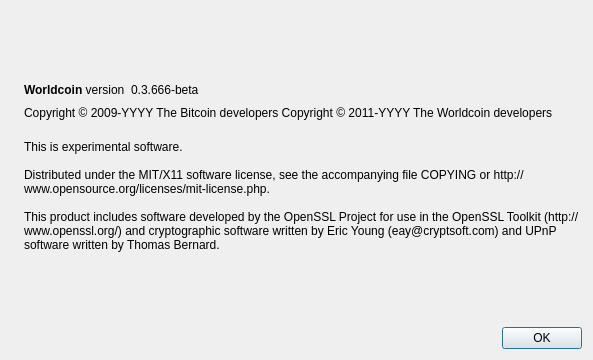
Above: src/qt/forms/aboutdialog.ui from WorldcoinGlobal/WorldcoinLegacy before the change. Below: the same form after it.
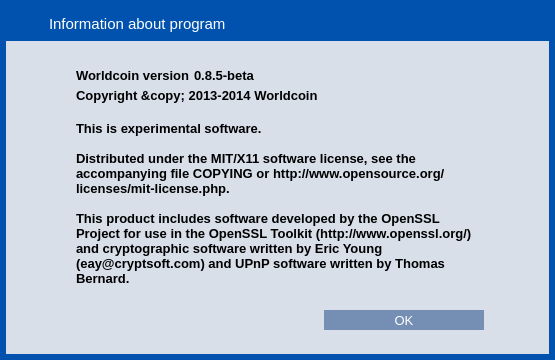
That is the form after the change. Icons and pictures are not drawn.

Diff of the .ui file:
```diff
--- a/src/qt/forms/aboutdialog.ui
+++ b/src/qt/forms/aboutdialog.ui
@@ -6,38 +6,220 @@
    <rect>
     <x>0</x>
     <y>0</y>
-    <width>593</width>
+    <width>555</width>
     <height>360</height>
    </rect>
   </property>
+  <property name="minimumSize">
+   <size>
+    <width>555</width>
+    <height>360</height>
+   </size>
+  </property>
+  <property name="maximumSize">
+   <size>
+    <width>555</width>
+    <height>372</height>
+   </size>
+  </property>
   <property name="windowTitle">
    <string>About Worldcoin</string>
   </property>
-  <layout class="QHBoxLayout" name="horizontalLayout_2">
+  <property name="styleSheet">
+   <string notr="true">QLabel {
+	color: #000000;
+}
+
+QDialog {
+	background-color: rgb(0, 82, 174);
+}
+
+</string>
+  </property>
+  <layout class="QVBoxLayout" name="verticalLayout_2">
+   <property name="spacing">
+    <number>0</number>
+   </property>
+   <property name="margin">
+    <number>6</number>
+   </property>
    <item>
-    <widget class="QLabel" name="label_4">
+    <widget class="QFrame" name="frame">
+     <property name="styleSheet">
+      <string notr="true">#frame {
+	background-color: #D8DFE9;
+    border-style:none;
+}</string>
+     </property>
+     <property name="frameShape">
+      <enum>QFrame::StyledPanel</enum>
+     </property>
+     <property name="frameShadow">
+      <enum>QFrame::Raised</enum>
+     </property>
+     <layout class="QVBoxLayout" name="verticalLayout">
+      <property name="spacing">
+       <number>0</number>
+      </property>
+      <property name="margin">
+       <number>0</number>
+      </property>
+      <item>
+       <widget class="QWidget" name="wCaption" native="true">
+        <property name="minimumSize">
+         <size>
+          <width>0</width>
+          <height>35</height>
+         </size>
+        </property>
+        <property name="maximumSize">
+         <size>
+          <width>16777215</width>
+          <height>35</height>
+         </size>
+        </property>
+        <property name="styleSheet">
+         <string notr="true">#wCaption {
+	background-color:  rgb(0, 82, 174);
+}</string>
+        </property>
+        <property name="is_header" stdset="0">
+         <bool>true</bool>
+        </property>
+        <layout class="QHBoxLayout" name="horizontalLayout_19">
+         <property name="margin">
+          <number>0</number>
+         </property>
+         <item>
+          <spacer name="horizontalSpacer_26">
+           <property name="orientation">
+            <enum>Qt::Horizontal</enum>
+           </property>
+           <property name="sizeType">
+            <enum>QSizePolicy::Fixed</enum>
+           </property>
+           <property name="sizeHint" stdset="0">
+            <size>
+             <width>7</width>
+             <height>20</height>
+            </size>
+           </property>
+          </spacer>
+         </item>
+         <item>
+          <widget class="QLabel" name="lbTitleIcon">
      <property name="sizePolicy">
-      <sizepolicy hsizetype="Preferred" vsizetype="Ignored">
+            <sizepolicy hsizetype="Preferred" vsizetype="Preferred">
        <horstretch>0</horstretch>
        <verstretch>0</verstretch>
       </sizepolicy>
      </property>
+           <property name="minimumSize">
+            <size>
+             <width>30</width>
+             <height>30</height>
+            </size>
+           </property>
+           <property name="maximumSize">
+            <size>
+             <width>30</width>
+             <height>30</height>
+            </size>
+           </property>
+           <property name="text">
+            <string/>
+           </property>
      <property name="pixmap">
       <pixmap resource="../bitcoin.qrc">:/images/about</pixmap>
      </property>
     </widget>
    </item>
    <item>
-    <layout class="QVBoxLayout" name="verticalLayout_2">
+          <widget class="QLabel" name="lbTitle">
+           <property name="font">
+            <font>
+             <pointsize>11</pointsize>
+             <stylestrategy>PreferAntialias</stylestrategy>
+            </font>
+           </property>
+           <property name="styleSheet">
+            <string notr="true">QLabel {
+	color: #FFFFFF;
+}</string>
+           </property>
+           <property name="text">
+            <string>Information about program</string>
+           </property>
+          </widget>
+         </item>
      <item>
-      <spacer name="verticalSpacer_2">
+          <widget class="QPushButton" name="bClose">
+           <property name="minimumSize">
+            <size>
+             <width>30</width>
+             <height>30</height>
+            </size>
+           </property>
+           <property name="maximumSize">
+            <size>
+             <width>30</width>
+             <height>30</height>
+            </size>
+           </property>
+           <property name="styleSheet">
+            <string notr="true">QPushButton {	
+	image: url(:/res/close_normal.png);
+	border: 0px solid gray;
+}
+QPushButton:pressed:flat {
+	image: url(:/res/close_normal.png);
+}
+
+QPushButton:hover {
+	image: url(:/res/close_hover.png);
+}</string>
+           </property>
+           <property name="text">
+            <string notr="true"/>
+           </property>
+           <property name="flat">
+            <bool>true</bool>
+           </property>
+          </widget>
+         </item>
+        </layout>
+       </widget>
+      </item>
+      <item>
+       <spacer name="verticalSpacer">
        <property name="orientation">
         <enum>Qt::Vertical</enum>
        </property>
+        <property name="sizeType">
+         <enum>QSizePolicy::Fixed</enum>
+        </property>
        <property name="sizeHint" stdset="0">
         <size>
          <width>20</width>
-         <height>40</height>
+          <height>25</height>
+         </size>
+        </property>
+       </spacer>
+      </item>
+      <item>
+       <layout class="QHBoxLayout" name="horizontalLayout_2">
+        <item>
+         <spacer name="horizontalSpacer5">
+          <property name="orientation">
+           <enum>Qt::Horizontal</enum>
+          </property>
+          <property name="sizeType">
+           <enum>QSizePolicy::Fixed</enum>
+          </property>
+          <property name="sizeHint" stdset="0">
+           <size>
+            <width>70</width>
+            <height>20</height>
         </size>
        </property>
       </spacer>
@@ -46,6 +228,13 @@
       <layout class="QHBoxLayout" name="horizontalLayout">
        <item>
         <widget class="QLabel" name="label">
+            <property name="font">
+             <font>
+              <pointsize>10</pointsize>
+              <weight>75</weight>
+              <bold>true</bold>
+             </font>
+            </property>
          <property name="cursor">
           <cursorShape>IBeamCursor</cursorShape>
          </property>
@@ -57,13 +246,36 @@
          </property>
         </widget>
        </item>
+          <item>
+           <spacer name="horizontalSpacer_6">
+            <property name="orientation">
+             <enum>Qt::Horizontal</enum>
+            </property>
+            <property name="sizeType">
+             <enum>QSizePolicy::Fixed</enum>
+            </property>
+            <property name="sizeHint" stdset="0">
+             <size>
+              <width>4</width>
+              <height>20</height>
+             </size>
+            </property>
+           </spacer>
+          </item>
        <item>
         <widget class="QLabel" name="versionLabel">
+            <property name="font">
+             <font>
+              <pointsize>10</pointsize>
+              <weight>75</weight>
+              <bold>true</bold>
+             </font>
+            </property>
          <property name="cursor">
           <cursorShape>IBeamCursor</cursorShape>
          </property>
          <property name="text">
-          <string notr="true">0.3.666-beta</string>
+             <string notr="true">0.8.5-beta</string>
          </property>
          <property name="textInteractionFlags">
           <set>Qt::LinksAccessibleByMouse|Qt::TextSelectableByKeyboard|Qt::TextSelectableByMouse</set>
@@ -85,14 +297,58 @@
        </item>
       </layout>
      </item>
+        <item>
+         <spacer name="horizontalSpacer_2">
+          <property name="orientation">
+           <enum>Qt::Horizontal</enum>
+          </property>
+          <property name="sizeType">
+           <enum>QSizePolicy::Fixed</enum>
+          </property>
+          <property name="sizeHint" stdset="0">
+           <size>
+            <width>65</width>
+            <height>20</height>
+           </size>
+          </property>
+         </spacer>
+        </item>
+       </layout>
+      </item>
+      <item>
+       <layout class="QHBoxLayout" name="horizontalLayout_222">
+        <item>
+         <spacer name="horizontalSpacer555">
+          <property name="orientation">
+           <enum>Qt::Horizontal</enum>
+          </property>
+          <property name="sizeType">
+           <enum>QSizePolicy::Fixed</enum>
+          </property>
+          <property name="sizeHint" stdset="0">
+           <size>
+            <width>70</width>
+            <height>20</height>
+           </size>
+          </property>
+         </spacer>
+        </item>
+        <item>
+         <layout class="QHBoxLayout" name="horizontalLayout_cop2">
      <item>
       <widget class="QLabel" name="copyrightLabel">
+            <property name="font">
+             <font>
+              <pointsize>10</pointsize>
+              <weight>75</weight>
+              <bold>true</bold>
+             </font>
+            </property>
        <property name="cursor">
         <cursorShape>IBeamCursor</cursorShape>
        </property>
        <property name="text">
-        <string notr="true">Copyright &amp;copy; 2009-YYYY The Bitcoin developers
-Copyright &amp;copy; 2011-YYYY The Worldcoin developers</string>
+             <string notr="true">&lt;html&gt;&lt;head/&gt;&lt;body&gt;&lt;p&gt;Copyright &amp;amp;copy; 2013-2014 Worldcoin&lt;/p&gt;&lt;/body&gt;&lt;/html&gt;</string>
        </property>
        <property name="textFormat">
         <enum>Qt::RichText</enum>
@@ -102,8 +358,53 @@
        </property>
       </widget>
      </item>
+         </layout>
+        </item>
+        <item>
+         <spacer name="horizontalSpacer_222">
+          <property name="orientation">
+           <enum>Qt::Horizontal</enum>
+          </property>
+          <property name="sizeType">
+           <enum>QSizePolicy::Fixed</enum>
+          </property>
+          <property name="sizeHint" stdset="0">
+           <size>
+            <width>65</width>
+            <height>20</height>
+           </size>
+          </property>
+         </spacer>
+        </item>
+       </layout>
+      </item>
+      <item>
+       <layout class="QHBoxLayout" name="horizontalLayout_23">
+        <item>
+         <spacer name="horizontalSpacer56">
+          <property name="orientation">
+           <enum>Qt::Horizontal</enum>
+          </property>
+          <property name="sizeType">
+           <enum>QSizePolicy::Fixed</enum>
+          </property>
+          <property name="sizeHint" stdset="0">
+           <size>
+            <width>70</width>
+            <height>20</height>
+           </size>
+          </property>
+         </spacer>
+        </item>
      <item>
       <widget class="QLabel" name="label_2">
+          <property name="font">
+           <font>
+            <pointsize>10</pointsize>
+            <weight>75</weight>
+            <bold>true</bold>
+           </font>
+          </property>
        <property name="cursor">
         <cursorShape>IBeamCursor</cursorShape>
        </property>
@@ -124,29 +425,139 @@
       </widget>
      </item>
      <item>
-      <spacer name="verticalSpacer">
+         <spacer name="horizontalSpacer_23">
        <property name="orientation">
+           <enum>Qt::Horizontal</enum>
+          </property>
+          <property name="sizeType">
+           <enum>QSizePolicy::Fixed</enum>
+          </property>
+          <property name="sizeHint" stdset="0">
+           <size>
+            <width>65</width>
+            <height>20</height>
+           </size>
+          </property>
+         </spacer>
+        </item>
+       </layout>
+      </item>
+      <item>
+       <spacer name="verticalSpacer_3">
+        <property name="orientation">
         <enum>Qt::Vertical</enum>
        </property>
+        <property name="sizeType">
+         <enum>QSizePolicy::Expanding</enum>
+        </property>
        <property name="sizeHint" stdset="0">
         <size>
          <width>20</width>
-         <height>40</height>
+          <height>20</height>
         </size>
        </property>
       </spacer>
      </item>
      <item>
-      <widget class="QDialogButtonBox" name="buttonBox">
+       <widget class="QWidget" name="wAcceptHolder" native="true">
+        <property name="minimumSize">
+         <size>
+          <width>0</width>
+          <height>20</height>
+         </size>
+        </property>
+        <layout class="QHBoxLayout" name="horizontalLayout">
+         <property name="spacing">
+          <number>0</number>
+         </property>
+         <property name="margin">
+          <number>0</number>
+         </property>
+         <item>
+          <spacer name="horizontalSpacer_3">
        <property name="orientation">
         <enum>Qt::Horizontal</enum>
        </property>
-       <property name="standardButtons">
-        <set>QDialogButtonBox::Ok</set>
-       </property>
-      </widget>
-     </item>
-    </layout>
+           <property name="sizeHint" stdset="0">
+            <size>
+             <width>40</width>
+             <height>20</height>
+            </size>
+           </property>
+          </spacer>
+         </item>
+         <item>
+          <widget class="QPushButton" name="bAccept">
+           <property name="font">
+            <font>
+             <pointsize>10</pointsize>
+             <stylestrategy>PreferAntialias</stylestrategy>
+            </font>
+           </property>
+           <property name="styleSheet">
+            <string notr="true">QPushButton {
+	background-color: #758EB3;
+	color: #FFFFFF;
+	border: 0px solid gray;
+	max-height: 20px;
+	min-height: 20px;
+	max-width: 160px;
+	min-width: 160px;
+}
+
+QPushButton:hover {
+	background-color: #0099CC;
+}
+
+QPushButton:pressed:flat {
+	background-color: #0099CC;
+}</string>
+           </property>
+           <property name="text">
+            <string>OK</string>
+           </property>
+           <property name="flat">
+            <bool>true</bool>
+           </property>
+          </widget>
+         </item>
+         <item>
+          <spacer name="horizontalSpacer_4">
+           <property name="orientation">
+            <enum>Qt::Horizontal</enum>
+           </property>
+           <property name="sizeType">
+            <enum>QSizePolicy::Fixed</enum>
+           </property>
+           <property name="sizeHint" stdset="0">
+            <size>
+             <width>65</width>
+             <height>20</height>
+            </size>
+           </property>
+          </spacer>
+         </item>
+        </layout>
+       </widget>
+      </item>
+      <item>
+       <spacer name="verticalSpacer_2">
+        <property name="orientation">
+         <enum>Qt::Vertical</enum>
+        </property>
+        <property name="sizeType">
+         <enum>QSizePolicy::Fixed</enum>
+        </property>
+        <property name="sizeHint" stdset="0">
+         <size>
+          <width>20</width>
+          <height>24</height>
+         </size>
+        </property>
+       </spacer>
+      </item>
+     </layout>
+    </widget>
    </item>
   </layout>
  </widget>
```
Left out of the diff: 32 changed lines with no effect on the pictures. Lines whose indentation alone changed are shown as unchanged.
